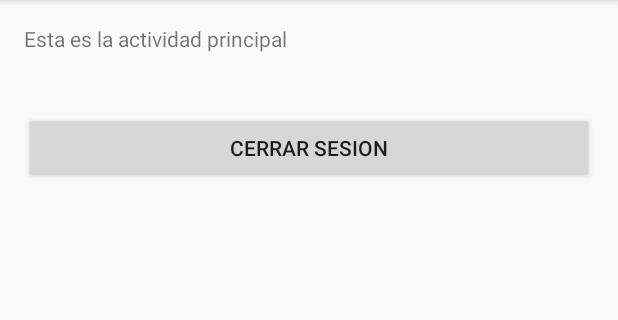
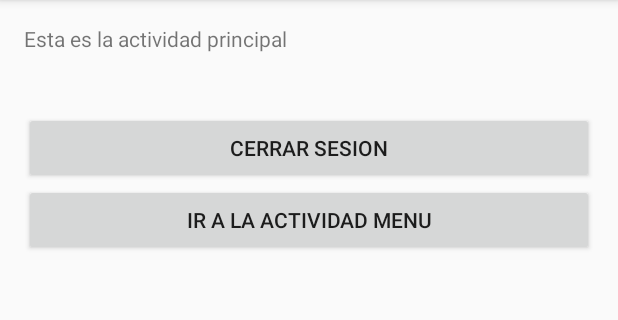
Before and after one commit to websterhf18/SimpleASNLogin, an Android app: the MainActivity screen opened directly, with no data from a screen before it, on a phone screen of 412 x 824 dp, the part 84-404 px from its top. Run offline under Robolectric (Android 15) with nearby library versions, the phone set to English and light mode, and no system bars; libraries missing offline, so code that uses them is left out: com.facebook, com.facebook.login; 7 statements that could not run were skipped.

Commit message:
Drawer files v3

```diff
--- a/app/src/main/AndroidManifest.xml
+++ b/app/src/main/AndroidManifest.xml
@@ -43,7 +43,8 @@
             android:theme="@android:style/Theme.NoDisplay" />
         <activity
             android:name=".MenuActivity"
-            android:label="@string/title_activity_menu"></activity>
+            android:label="@string/title_activity_menu"
+            android:theme="@style/AppTheme.NoActionBar"></activity>
     </application>
 
 </manifest>
--- a/app/src/main/java/com/asnlogin/websterh18/simpleasnlogin/LoginActivity.java
+++ b/app/src/main/java/com/asnlogin/websterh18/simpleasnlogin/LoginActivity.java
@@ -18,6 +18,7 @@ import android.os.AsyncTask;
 import android.os.Build;
 import android.os.Bundle;
 import android.provider.ContactsContract;
+import android.support.v7.app.AppCompatActivity;
 import android.text.TextUtils;
 import android.view.KeyEvent;
 import android.view.View;
@@ -64,7 +65,7 @@ import java.util.List;
 /**
  * A login screen that offers login via email/password.
  */
-public class LoginActivity extends ActionBarActivity implements LoaderCallbacks<Cursor>, GoogleApiClient.ConnectionCallbacks, GoogleApiClient.OnConnectionFailedListener {
+public class LoginActivity extends AppCompatActivity implements LoaderCallbacks<Cursor>, GoogleApiClient.ConnectionCallbacks, GoogleApiClient.OnConnectionFailedListener {
 
     /**
      * A dummy authentication store containing known user names and passwords.
--- a/app/src/main/java/com/asnlogin/websterh18/simpleasnlogin/MainActivity.java
+++ b/app/src/main/java/com/asnlogin/websterh18/simpleasnlogin/MainActivity.java
@@ -3,6 +3,7 @@ package com.asnlogin.websterh18.simpleasnlogin;
 import android.content.Intent;
 import android.os.Bundle;
 import android.support.v7.app.ActionBarActivity;
+import android.support.v7.app.AppCompatActivity;
 import android.view.View;
 import android.widget.Button;
 
@@ -13,7 +14,7 @@ import com.google.android.gms.common.ConnectionResult;
 import com.google.android.gms.common.api.GoogleApiClient;
 import com.google.android.gms.plus.Plus;
 
-public class MainActivity extends ActionBarActivity implements GoogleApiClient.ConnectionCallbacks, GoogleApiClient.OnConnectionFailedListener {
+public class MainActivity extends AppCompatActivity implements GoogleApiClient.ConnectionCallbacks, GoogleApiClient.OnConnectionFailedListener {
     private SessionManager session;
     private GoogleApiClient mGoogleApiClient;
     @Override
@@ -40,6 +41,16 @@ public class MainActivity extends ActionBarActivity implements GoogleApiClient.C
                 logoutUser();
             }
         });
+        Button gomenu = (Button)findViewById(R.id.gomenu);
+        gomenu.setOnClickListener(new View.OnClickListener() {
+            @Override
+            public void onClick(View v) {
+                Intent intent = new Intent(MainActivity.this, MenuActivity.class);
+                startActivity(intent);
+                finish();
+            }
+        });
+
 
 
     }
--- a/app/src/main/res/layout/activity_main.xml
+++ b/app/src/main/res/layout/activity_main.xml
@@ -28,4 +28,12 @@
         android:layout_alignParentLeft="true"
         android:layout_alignParentStart="true"
         android:layout_marginTop="39dp" />
+
+    <Button
+        android:layout_width="match_parent"
+        android:layout_height="wrap_content"
+        android:text="Ir a la actividad menu"
+        android:id="@+id/gomenu"
+        android:layout_below="@+id/closesession"
+        android:layout_centerHorizontal="true" />
 </RelativeLayout>
--- a/app/src/main/res/layout/app_bar_main.xml
+++ b/app/src/main/res/layout/app_bar_main.xml
@@ -7,10 +7,12 @@
     tools:context=".MenuActivity">
 
     <android.support.design.widget.AppBarLayout android:layout_height="wrap_content"
+        android:fitsSystemWindows="true"
         android:layout_width="match_parent" android:theme="@style/AppTheme.AppBarOverlay">
 
         <android.support.v7.widget.Toolbar android:id="@+id/toolbar"
-            android:layout_width="match_parent" android:layout_height="?attr/actionBarSize"
+            android:fitsSystemWindows="true"
+            android:layout_width="match_parent" android:layout_height="wrap_content"
             android:background="?attr/colorPrimary" app:popupTheme="@style/AppTheme.PopupOverlay" />
 
     </android.support.design.widget.AppBarLayout>
```
